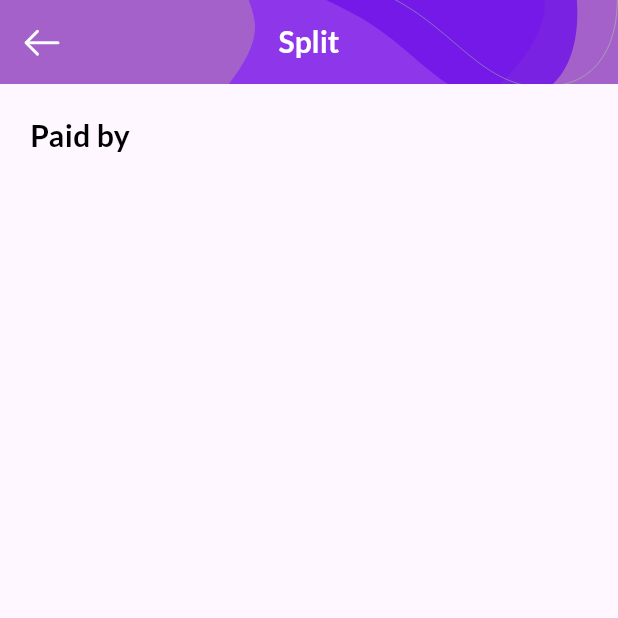
After one commit to ductri09072004/track_nest, a Flutter app: the SplitPage screen opened directly, on a phone screen of 412 x 824 dp, the top half of it. The commit adds this screen. Run offline on Flutter 3.47's test engine with Material 3 defaults, Android fonts, the phone set to English and light mode, and no system bars; our stand-ins replace bloc, flutter_svg, smooth_page_indicator; generated files the repository leaves out were written again.

Commit message:
feat: header and split page

```diff
--- /dev/null
+++ b/lib/components/Header.dart
@@ -0,0 +1,57 @@
+import 'package:flutter/material.dart';
+import 'package:flutter_svg/flutter_svg.dart';
+
+class HeaderA extends StatelessWidget implements PreferredSizeWidget {
+  final String title;
+  final VoidCallback? onBack;
+
+  const HeaderA({
+    Key? key,
+    required this.title,
+    this.onBack,
+  }) : super(key: key);
+
+  @override
+  Widget build(BuildContext context) {
+    return PreferredSize(
+      preferredSize: const Size.fromHeight(kToolbarHeight),
+      child: Stack(
+        children: [
+          Positioned.fill(
+            child: Container(
+              color: const Color(0xFFA561CA), // Màu nền tím
+            ),
+          ),
+          Positioned.fill(
+            child: SvgPicture.asset(
+              'lib/assets/svg/Background.svg',
+              fit: BoxFit.cover,
+            ),
+          ),
+          AppBar(
+            backgroundColor: Colors.transparent,
+            elevation: 0, // Xóa bóng của AppBar
+            leading: IconButton(
+              icon: SvgPicture.asset(
+                'lib/assets/icon/components_icon/back_icon.svg',
+              ),
+              onPressed: onBack ?? () => Navigator.of(context).pop(),
+            ),
+            centerTitle: true, // Căn giữa tiêu đề
+            title: Text(
+              title,
+              style: const TextStyle(
+                color: Colors.white,
+                fontSize: 20,
+                fontFamily: 'Lato',
+              ),
+            ),
+          ),
+        ],
+      ),
+    );
+  }
+
+  @override
+  Size get preferredSize => const Size.fromHeight(kToolbarHeight);
+}
--- /dev/null
+++ b/lib/feature/split/app.dart
@@ -0,0 +1 @@
+export 'view/split.dart';
--- /dev/null
+++ b/lib/feature/split/view/split.dart
@@ -0,0 +1,27 @@
+import 'package:flutter/material.dart';
+import 'package:testverygood/components/Header.dart';
+
+class SplitPage extends StatelessWidget {
+  const SplitPage({super.key});
+
+  @override
+  Widget build(BuildContext context) {
+    return const Scaffold(
+      appBar: HeaderA(title: 'Split'),
+      body: Padding(
+        padding: EdgeInsets.all(20), // Thêm padding 24 vào tất cả các cạnh
+        child: Column(
+          children: [
+            Text(
+              'Paid by',
+              style: txmain,
+            ),
+          ],
+        ),
+      ),
+    );
+  }
+
+  static const TextStyle txmain =
+      TextStyle(color: Colors.black, fontSize: 20, fontFamily: 'Lato');
+}
--- a/lib/feature/welcome/view/Welcome1_page.dart
+++ b/lib/feature/welcome/view/Welcome1_page.dart
@@ -48,7 +48,7 @@ class _WelcomeSliderState extends State<WelcomeSlider> {
               context,
               // ignore: inference_failure_on_instance_creation
               MaterialPageRoute(
-                builder: (context) => const MainPage(), // Thay màn hình đích
+                builder: (context) => const MainPage(),
               ),
             );
           },
--- a/pubspec.yaml
+++ b/pubspec.yaml
@@ -37,6 +37,7 @@ flutter:
   - lib/assets/icon/inactive_navbar/
   - lib/assets/icon/home_icon/
   - lib/assets/icon/add_icon/
+  - lib/assets/icon/components_icon/
 
   fonts:
     - family: Lato
```
Also changed, not shown: lib/feature/add/view/add_main.dart (+78 -6 lines), lib/assets/icon/components_icon/back_icon.svg (added).
